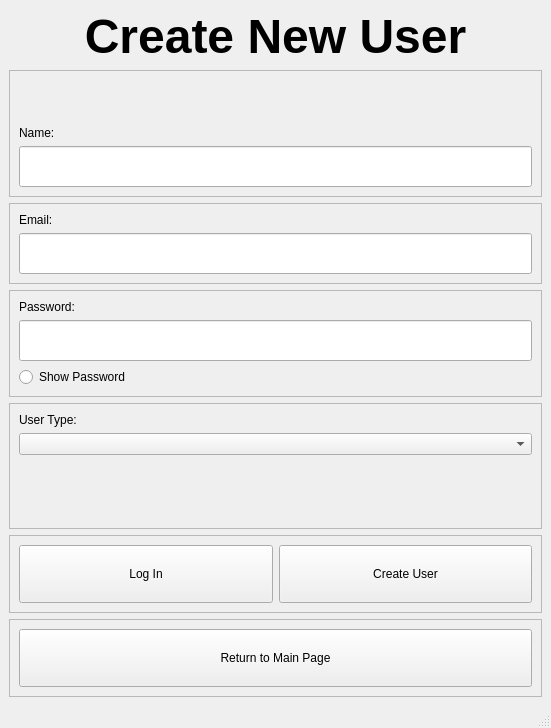
First picture: the form in project/pages/create_new_user.ui, repository Sason00/project, before the edit.
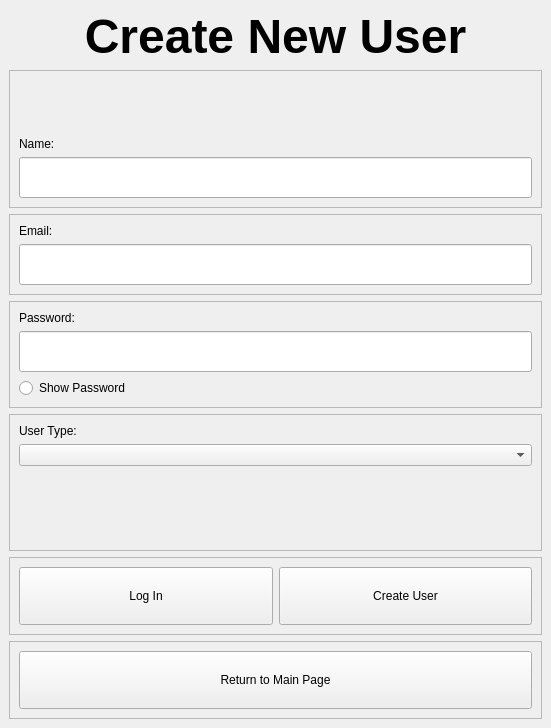
Second picture: the form after the edit.

Patch:
```diff
--- a/project/pages/create_new_user.ui
+++ b/project/pages/create_new_user.ui
@@ -205,7 +205,6 @@
     </item>
    </layout>
   </widget>
-  <widget class="QStatusBar" name="statusbar"/>
  </widget>
  <resources/>
  <connections/>
```
